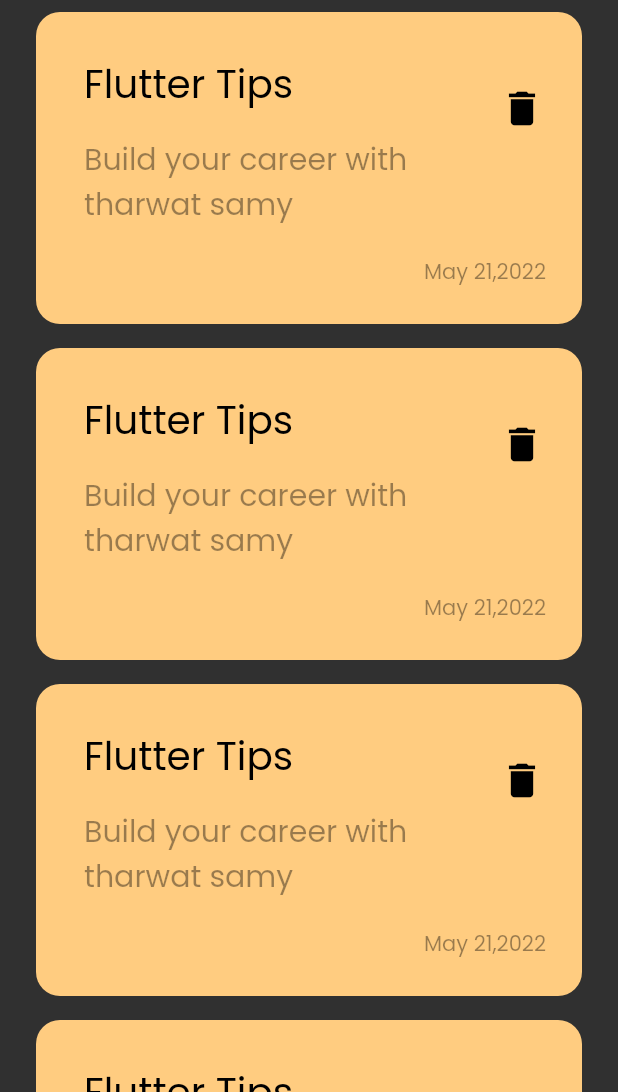
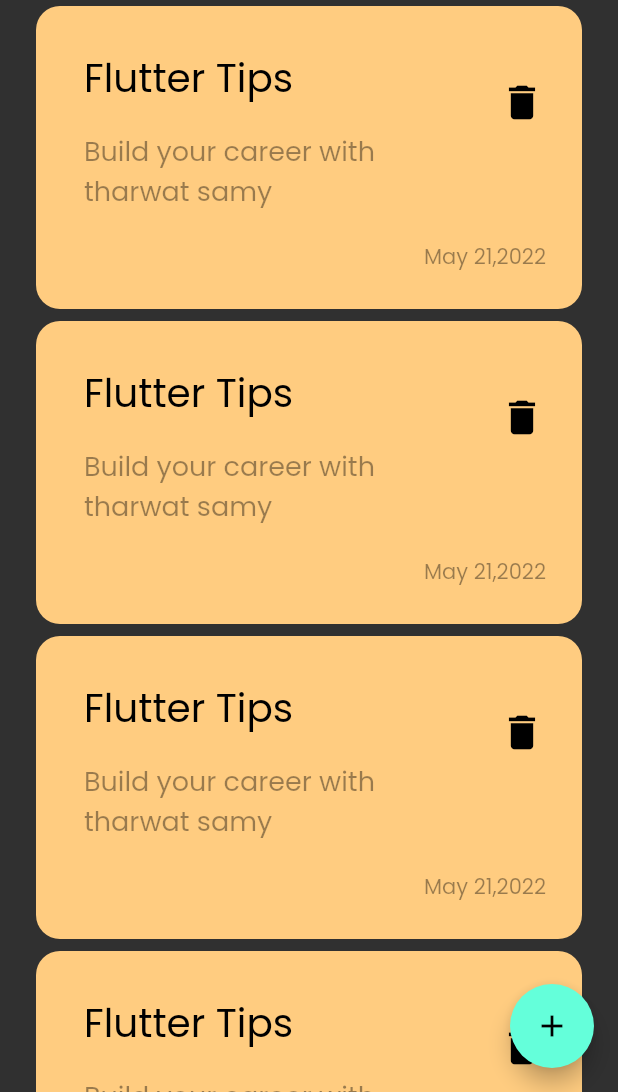
Before and after one commit to A-Bamoman/notes_app, a Flutter app: the screen it shows after launch, on a phone screen of 412 x 824 dp, the part 144-1236 px from its top. Run offline on Flutter 3.47's test engine with Material 2 defaults, Android fonts, the phone set to English and light mode, and no system bars.

Commit message:
add floating action button

```diff
--- a/lib/views/notes_view.dart
+++ b/lib/views/notes_view.dart
@@ -6,8 +6,12 @@
 
   @override
   Widget build(BuildContext context) {
-    return const Scaffold(
-      body:  NotesViewBody(),
+    return Scaffold(
+      floatingActionButton: FloatingActionButton(
+        onPressed: () {},
+        child: const Icon(Icons.add),
+      ),
+      body: const NotesViewBody(),
     );
   }
 }
--- a/lib/views/widgets/note_item.dart
+++ b/lib/views/widgets/note_item.dart
@@ -27,7 +27,7 @@
               child: Text(
                 'Build your career with tharwat samy',
                 style: TextStyle(
-                  fontSize: 20,
+                  fontSize: 18,
                   color: Colors.black.withOpacity(.4),
                 ),
               ),
--- a/lib/views/widgets/notes_list_view.dart
+++ b/lib/views/widgets/notes_list_view.dart
@@ -8,7 +8,7 @@
   Widget build(BuildContext context) {
     return ListView.builder(itemBuilder: (context, index) {
       return const Padding(
-        padding:  EdgeInsets.symmetric(vertical: 8),
+        padding:  EdgeInsets.symmetric(vertical: 4),
         child:  NoteItem(),
       );
     });
--- a/lib/views/widgets/notes_view_body.dart
+++ b/lib/views/widgets/notes_view_body.dart
@@ -17,7 +17,6 @@
             height: 50,
           ),
           CustomAppBar(),
-
           Expanded(child: NotesListView()),
         ],
       ),
```
